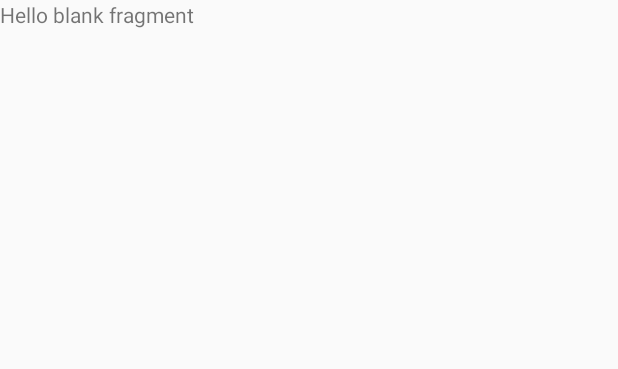
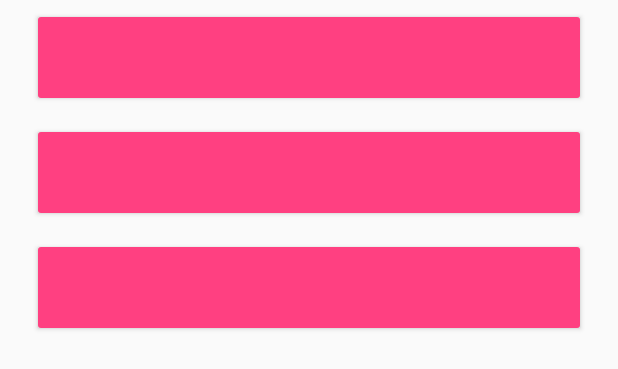
Before and after one commit to Quentiinn/PolarClub, an Android app: the layout fragment_user_in_session.xml on its own in the app's theme, with its tools: preview values and no code run, on a phone screen of 412 x 824 dp. Shown: the top 369 px of the screen. Run offline under Robolectric (Android 15) with nearby library versions, the phone set to English and light mode, and no system bars.

Commit message:
adapter pour les users dans une session

```diff
--- a/mobile/src/main/res/layout/fragment_user_in_session.xml
+++ b/mobile/src/main/res/layout/fragment_user_in_session.xml
@@ -3,12 +3,17 @@
     xmlns:tools="http://schemas.android.com/tools"
     android:layout_width="match_parent"
     android:layout_height="match_parent"
+    xmlns:app="http://schemas.android.com/apk/res-auto"
     tools:context=".fragments.UserInSessionFragment">
 
     <!-- TODO: Update blank fragment layout -->
-    <TextView
+    <android.support.v7.widget.RecyclerView
+        android:id="@+id/users_recycler_view"
         android:layout_width="match_parent"
-        android:layout_height="match_parent"
-        android:text="@string/hello_blank_fragment" />
+        android:layout_height="wrap_content"
+        android:layout_marginLeft="16dp"
+        android:layout_marginRight="16dp"
+        app:layoutManager="LinearLayoutManager"
+        tools:listitem="@layout/layout_user" />
 
 </FrameLayout>
--- /dev/null
+++ b/mobile/src/main/res/layout/layout_user.xml
@@ -0,0 +1,16 @@
+<?xml version="1.0" encoding="utf-8"?>
+<RelativeLayout
+xmlns:android="http://schemas.android.com/apk/res/android"
+android:layout_width="match_parent"
+android:layout_height="wrap_content"
+android:layout_margin="5dp"
+android:padding="20dp"
+style="@style/Widget.AppCompat.Button.Colored">
+
+    <TextView
+        android:id="@+id/itemUser_name"
+        android:layout_width="match_parent"
+        android:layout_height="wrap_content"
+        android:layout_margin="3dp"/>
+
+</RelativeLayout>
```
Also changed, not shown: mobile/src/main/java/com/example/quentincourvoisier/polarclub/adapters/UsersAdapter.java (added, +62 -0 lines), mobile/src/main/java/com/example/quentincourvoisier/polarclub/fragments/UserInSessionFragment.java (+13 -13 lines).
